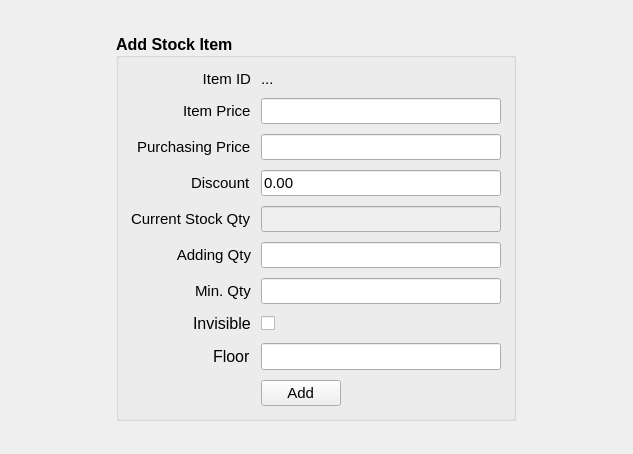
Above: estorecpp/addstockitem.ui from Watti/estorecpp before the change. Below: the same form after it.
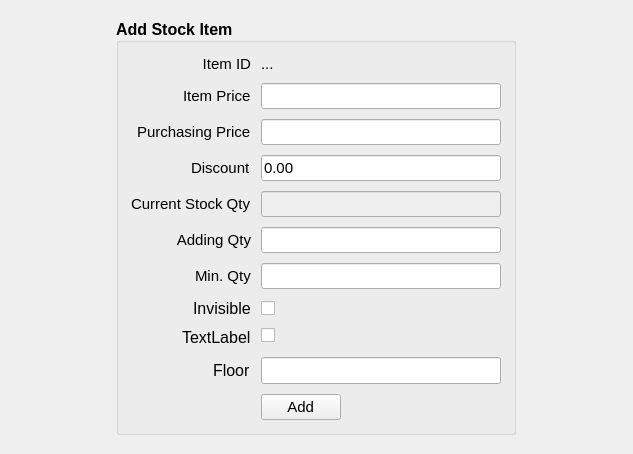
That is the form after the change.

The edit to the form file:
```diff
--- a/estorecpp/addstockitem.ui
+++ b/estorecpp/addstockitem.ui
@@ -275,7 +275,7 @@
         </property>
        </widget>
       </item>
-      <item row="9" column="0">
+      <item row="10" column="0">
        <spacer name="horizontalSpacer_3">
         <property name="orientation">
          <enum>Qt::Horizontal</enum>
@@ -288,7 +288,7 @@
         </property>
        </spacer>
       </item>
-      <item row="9" column="1">
+      <item row="10" column="1">
        <layout class="QHBoxLayout" name="horizontalLayout_2">
         <item>
          <widget class="QPushButton" name="addItemButton">
@@ -319,7 +319,7 @@
         </item>
        </layout>
       </item>
-      <item row="8" column="0">
+      <item row="9" column="0">
        <widget class="QLabel" name="floorLbl">
         <property name="font">
          <font>
@@ -332,7 +332,7 @@
         </property>
        </widget>
       </item>
-      <item row="8" column="1">
+      <item row="9" column="1">
        <widget class="QLineEdit" name="floorTxt"/>
       </item>
       <item row="4" column="0">
@@ -366,6 +366,32 @@
         </property>
        </widget>
       </item>
+      <item row="8" column="0">
+       <widget class="QLabel" name="label_8">
+        <property name="font">
+         <font>
+          <weight>50</weight>
+          <bold>false</bold>
+         </font>
+        </property>
+        <property name="text">
+         <string>TextLabel</string>
+        </property>
+       </widget>
+      </item>
+      <item row="8" column="1">
+       <widget class="QCheckBox" name="checkBox">
+        <property name="font">
+         <font>
+          <weight>50</weight>
+          <bold>false</bold>
+         </font>
+        </property>
+        <property name="text">
+         <string/>
+        </property>
+       </widget>
+      </item>
      </layout>
     </widget>
    </item>
```
